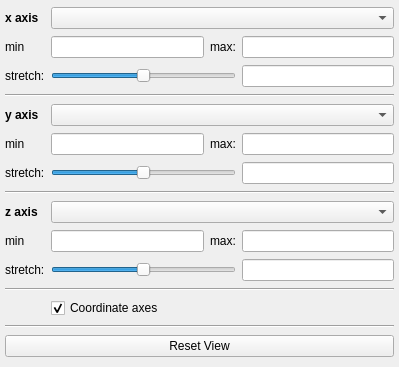
Above: glue_vispy_viewers/common/viewer_options.ui from glue-viz/glue-vispy-viewers before the change. Below: the same form after it.
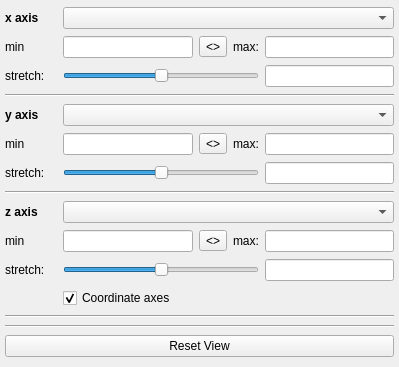
That is the form after the change.

Commit message: Added buttons to flip limits in common viewer options and scatter layer options

```diff
--- a/glue_vispy_viewers/common/viewer_options.ui
+++ b/glue_vispy_viewers/common/viewer_options.ui
@@ -20,16 +20,23 @@
    <property name="margin">
     <number>5</number>
    </property>
-   <item row="15" column="0" colspan="4">
-    <widget class="QPushButton" name="reset_button">
-     <property name="text">
-      <string>Reset View</string>
+   <item row="2" column="6">
+    <widget class="QLineEdit" name="value_x_stretch">
+     <property name="alignment">
+      <set>Qt::AlignRight|Qt::AlignTrailing|Qt::AlignVCenter</set>
      </property>
     </widget>
    </item>
-   <item row="0" column="1" colspan="3">
+   <item row="0" column="3" colspan="4">
     <widget class="QComboBox" name="combo_x_attribute"/>
    </item>
+   <item row="4" column="0" colspan="7">
+    <widget class="Line" name="line">
+     <property name="orientation">
+      <enum>Qt::Horizontal</enum>
+     </property>
+    </widget>
+   </item>
    <item row="1" column="0">
     <widget class="QLabel" name="label_2">
      <property name="text">
@@ -37,24 +44,21 @@
      </property>
     </widget>
    </item>
-   <item row="1" column="1">
-    <widget class="QLineEdit" name="value_x_min"/>
-   </item>
-   <item row="2" column="3">
-    <widget class="QLineEdit" name="value_x_stretch">
-     <property name="alignment">
-      <set>Qt::AlignRight|Qt::AlignTrailing|Qt::AlignVCenter</set>
+   <item row="10" column="0">
+    <widget class="QLabel" name="label_2">
+     <property name="text">
+      <string>min</string>
      </property>
     </widget>
    </item>
-   <item row="2" column="0">
-    <widget class="QLabel" name="label">
+   <item row="17" column="0" colspan="7">
+    <widget class="QPushButton" name="reset_button">
      <property name="text">
-      <string>stretch:</string>
+      <string>Reset View</string>
      </property>
     </widget>
    </item>
-   <item row="8" column="0">
+   <item row="9" column="0">
     <widget class="QLabel" name="x_lab">
      <property name="font">
       <font>
@@ -67,135 +71,145 @@
      </property>
     </widget>
    </item>
-   <item row="14" column="0" colspan="4">
+   <item row="10" column="4">
+    <widget class="QToolButton" name="button_flip_z">
+     <property name="text">
+      <string>&lt;&gt;</string>
+     </property>
+    </widget>
+   </item>
+   <item row="16" column="0" colspan="7">
     <widget class="Line" name="line_2">
      <property name="orientation">
       <enum>Qt::Horizontal</enum>
      </property>
     </widget>
    </item>
-   <item row="0" column="0">
-    <widget class="QLabel" name="x_lab">
-     <property name="font">
-      <font>
-       <weight>75</weight>
-       <bold>true</bold>
-      </font>
-     </property>
-     <property name="text">
-      <string>x axis</string>
-     </property>
-    </widget>
-   </item>
-   <item row="1" column="3">
-    <widget class="QLineEdit" name="value_x_max"/>
-   </item>
-   <item row="12" column="0" colspan="4">
-    <widget class="Line" name="line_3">
-     <property name="orientation">
-      <enum>Qt::Horizontal</enum>
-     </property>
-    </widget>
-   </item>
-   <item row="1" column="2">
-    <widget class="QLabel" name="label_3">
-     <property name="text">
-      <string>max:</string>
-     </property>
-    </widget>
-   </item>
-   <item row="6" column="3">
-    <widget class="QLineEdit" name="value_y_stretch">
-     <property name="alignment">
-      <set>Qt::AlignRight|Qt::AlignTrailing|Qt::AlignVCenter</set>
-     </property>
-    </widget>
-   </item>
    <item row="10" column="3">
-    <widget class="QLineEdit" name="value_z_stretch">
-     <property name="alignment">
-      <set>Qt::AlignRight|Qt::AlignTrailing|Qt::AlignVCenter</set>
-     </property>
-    </widget>
-   </item>
-   <item row="9" column="1">
     <widget class="QLineEdit" name="value_z_min"/>
    </item>
-   <item row="10" column="1" colspan="2">
-    <widget class="QSlider" name="slider_z_stretch">
-     <property name="minimum">
-      <number>-10000</number>
+   <item row="1" column="3">
+    <widget class="QLineEdit" name="value_x_min"/>
+   </item>
+   <item row="7" column="0">
+    <widget class="QLabel" name="label">
+     <property name="text">
+      <string>stretch:</string>
      </property>
-     <property name="maximum">
-      <number>10000</number>
+    </widget>
+   </item>
+   <item row="7" column="6">
+    <widget class="QLineEdit" name="value_y_stretch">
+     <property name="alignment">
+      <set>Qt::AlignRight|Qt::AlignTrailing|Qt::AlignVCenter</set>
      </property>
-     <property name="singleStep">
-      <number>0</number>
+    </widget>
+   </item>
+   <item row="11" column="0">
+    <widget class="QLabel" name="label">
+     <property name="text">
+      <string>stretch:</string>
      </property>
-     <property name="orientation">
-      <enum>Qt::Horizontal</enum>
+    </widget>
+   </item>
+   <item row="6" column="4">
+    <widget class="QToolButton" name="button_flip_y">
+     <property name="text">
+      <string>&lt;&gt;</string>
      </property>
     </widget>
    </item>
-   <item row="9" column="3">
+   <item row="2" column="0">
+    <widget class="QLabel" name="label">
+     <property name="text">
+      <string>stretch:</string>
+     </property>
+    </widget>
+   </item>
+   <item row="10" column="6">
     <widget class="QLineEdit" name="value_z_max"/>
    </item>
-   <item row="8" column="1" colspan="3">
-    <widget class="QComboBox" name="combo_z_attribute"/>
-   </item>
-   <item row="10" column="0">
-    <widget class="QLabel" name="label">
-     <property name="text">
-      <string>stretch:</string>
+   <item row="11" column="3" colspan="3">
+    <widget class="QSlider" name="slider_z_stretch">
+     <property name="minimum">
+      <number>-10000</number>
+     </property>
+     <property name="maximum">
+      <number>10000</number>
+     </property>
+     <property name="singleStep">
+      <number>0</number>
+     </property>
+     <property name="orientation">
+      <enum>Qt::Horizontal</enum>
      </property>
     </widget>
    </item>
-   <item row="9" column="0">
-    <widget class="QLabel" name="label_2">
-     <property name="text">
-      <string>min</string>
+   <item row="11" column="6">
+    <widget class="QLineEdit" name="value_z_stretch">
+     <property name="alignment">
+      <set>Qt::AlignRight|Qt::AlignTrailing|Qt::AlignVCenter</set>
      </property>
     </widget>
    </item>
    <item row="6" column="0">
-    <widget class="QLabel" name="label">
+    <widget class="QLabel" name="label_2">
      <property name="text">
-      <string>stretch:</string>
+      <string>min</string>
      </property>
     </widget>
    </item>
-   <item row="9" column="2">
-    <widget class="QLabel" name="label_3">
-     <property name="text">
-      <string>max:</string>
-     </property>
-    </widget>
+   <item row="9" column="3" colspan="4">
+    <widget class="QComboBox" name="combo_z_attribute"/>
    </item>
-   <item row="5" column="3">
+   <item row="6" column="6">
     <widget class="QLineEdit" name="value_y_max"/>
    </item>
-   <item row="5" column="2">
+   <item row="6" column="5">
     <widget class="QLabel" name="label_3">
      <property name="text">
       <string>max:</string>
      </property>
     </widget>
    </item>
-   <item row="3" column="0" colspan="4">
-    <widget class="Line" name="line">
+   <item row="1" column="5">
+    <widget class="QLabel" name="label_3">
+     <property name="text">
+      <string>max:</string>
+     </property>
+    </widget>
+   </item>
+   <item row="10" column="5">
+    <widget class="QLabel" name="label_3">
+     <property name="text">
+      <string>max:</string>
+     </property>
+    </widget>
+   </item>
+   <item row="1" column="6">
+    <widget class="QLineEdit" name="value_x_max"/>
+   </item>
+   <item row="0" column="0">
+    <widget class="QLabel" name="x_lab">
+     <property name="font">
+      <font>
+       <weight>75</weight>
+       <bold>true</bold>
+      </font>
+     </property>
+     <property name="text">
+      <string>x axis</string>
+     </property>
+    </widget>
+   </item>
+   <item row="14" column="0" colspan="7">
+    <widget class="Line" name="line_3">
      <property name="orientation">
       <enum>Qt::Horizontal</enum>
      </property>
     </widget>
    </item>
-   <item row="5" column="0">
-    <widget class="QLabel" name="label_2">
-     <property name="text">
-      <string>min</string>
-     </property>
-    </widget>
-   </item>
-   <item row="6" column="1" colspan="2">
+   <item row="7" column="3" colspan="3">
     <widget class="QSlider" name="slider_y_stretch">
      <property name="minimum">
       <number>-10000</number>
@@ -211,36 +225,20 @@
      </property>
     </widget>
    </item>
-   <item row="4" column="1" colspan="3">
+   <item row="5" column="3" colspan="4">
     <widget class="QComboBox" name="combo_y_attribute"/>
    </item>
-   <item row="2" column="1" colspan="2">
-    <widget class="QSlider" name="slider_x_stretch">
-     <property name="minimum">
-      <number>-10000</number>
-     </property>
-     <property name="maximum">
-      <number>10000</number>
-     </property>
-     <property name="singleStep">
-      <number>0</number>
-     </property>
-     <property name="orientation">
-      <enum>Qt::Horizontal</enum>
-     </property>
-    </widget>
-   </item>
-   <item row="7" column="0" colspan="4">
+   <item row="8" column="0" colspan="7">
     <widget class="Line" name="line">
      <property name="orientation">
       <enum>Qt::Horizontal</enum>
      </property>
     </widget>
    </item>
-   <item row="5" column="1">
+   <item row="6" column="3">
     <widget class="QLineEdit" name="value_y_min"/>
    </item>
-   <item row="4" column="0">
+   <item row="5" column="0">
     <widget class="QLabel" name="x_lab">
      <property name="font">
       <font>
@@ -253,13 +251,40 @@
      </property>
     </widget>
    </item>
-   <item row="13" column="1">
-    <widget class="QCheckBox" name="checkbox_axes">
+   <item row="1" column="4">
+    <widget class="QToolButton" name="button_flip_x">
      <property name="text">
-      <string>Coordinate axes</string>
+      <string>&lt;&gt;</string>
      </property>
-     <property name="checked">
-      <bool>true</bool>
+    </widget>
+   </item>
+   <item row="12" column="3" colspan="4">
+    <layout class="QHBoxLayout" name="horizontalLayout_2">
+     <item>
+      <widget class="QCheckBox" name="checkbox_axes">
+       <property name="text">
+        <string>Coordinate axes</string>
+       </property>
+       <property name="checked">
+        <bool>true</bool>
+       </property>
+      </widget>
+     </item>
+    </layout>
+   </item>
+   <item row="2" column="3" colspan="3">
+    <widget class="QSlider" name="slider_x_stretch">
+     <property name="minimum">
+      <number>-10000</number>
+     </property>
+     <property name="maximum">
+      <number>10000</number>
+     </property>
+     <property name="singleStep">
+      <number>0</number>
+     </property>
+     <property name="orientation">
+      <enum>Qt::Horizontal</enum>
      </property>
     </widget>
    </item>
```
The commit also changes 3 other files.
